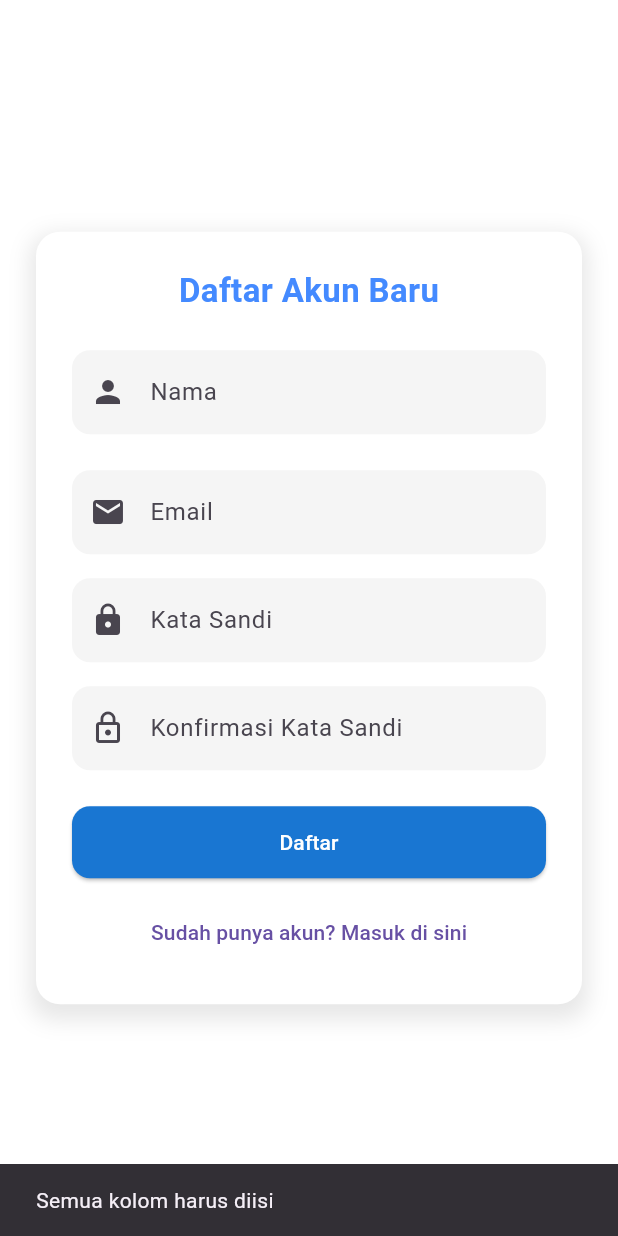
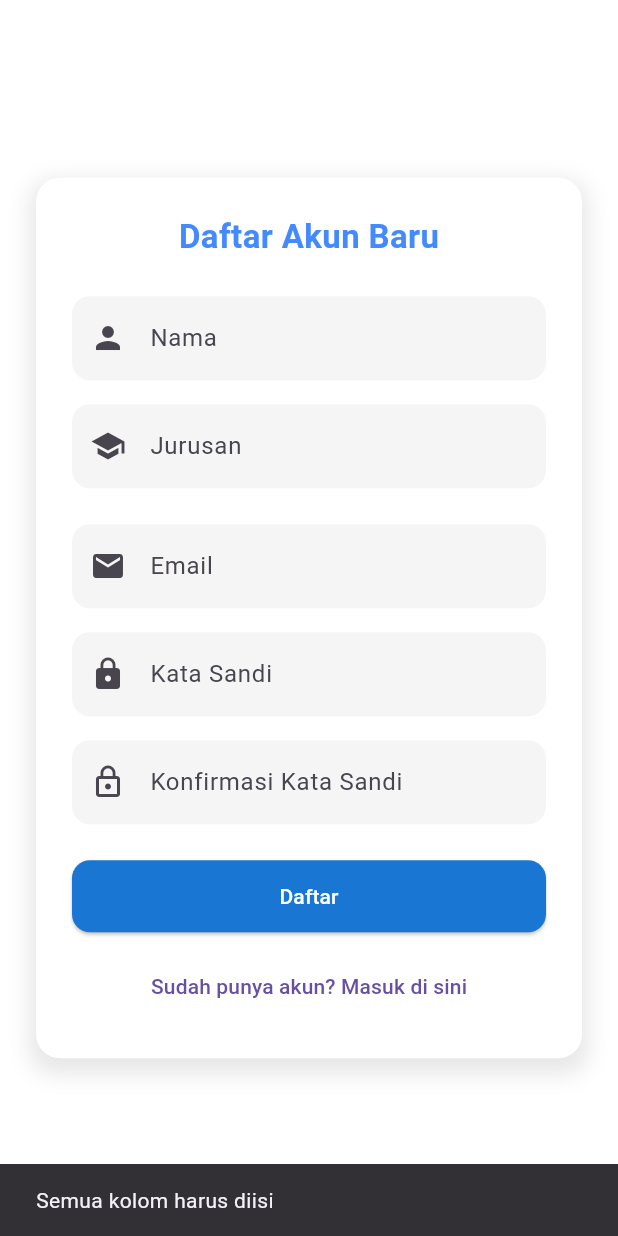
Before and after one commit to arul12omen/appStress, a Flutter app: the RegisterPage screen opened by its route, after a tap on "Daftar", on a phone screen of 412 x 824 dp. Run offline on Flutter 3.47's test engine with Material 3 defaults, Android fonts, the phone set to English and light mode, and no system bars; our stand-ins replace shared_preferences; accounts and stored records are empty.

Commit message:
add jurusan

```diff
--- a/lib/controllers/auth_controller.dart
+++ b/lib/controllers/auth_controller.dart
@@ -46,6 +46,7 @@ class AuthController {
       headers: {'Content-Type': 'application/json'},
       body: jsonEncode({
         'nama': user.nama,
+        'jurusan': user.jurusan,
         'username': user.email,
         'password': user.password,
       }),
--- a/lib/models/user_model.dart
+++ b/lib/models/user_model.dart
@@ -1,7 +1,12 @@
 class UserModel {
   final String nama;
+  final String jurusan;
   final String email;
   final String password;
 
-  UserModel({required this.nama, required this.email, required this.password});
+  UserModel(
+      {required this.nama,
+      required this.jurusan,
+      required this.email,
+      required this.password});
 }
--- a/lib/views/login_page.dart
+++ b/lib/views/login_page.dart
@@ -16,8 +16,8 @@ class _LoginPageState extends State<LoginPage> {
   final AuthController auth = AuthController();
 
   void _login() async {
-    final user =
-        UserModel(nama: '', email: emailCtrl.text, password: passCtrl.text);
+    final user = UserModel(
+        nama: '', jurusan: '', email: emailCtrl.text, password: passCtrl.text);
     final result = await auth.login(user);
 
     if (result) {
--- a/lib/views/register_page.dart
+++ b/lib/views/register_page.dart
@@ -10,6 +10,7 @@ class RegisterPage extends StatefulWidget {
 }
 
 class _RegisterPageState extends State<RegisterPage> {
+  final TextEditingController jurusanCtrl = TextEditingController();
   final TextEditingController namaCtrl = TextEditingController();
   final TextEditingController emailCtrl = TextEditingController();
   final TextEditingController passCtrl = TextEditingController();
@@ -18,11 +19,16 @@ class _RegisterPageState extends State<RegisterPage> {
 
   void _register() async {
     final nama = namaCtrl.text.trim();
+    final jurusan = jurusanCtrl.text.trim();
     final email = emailCtrl.text.trim();
     final password = passCtrl.text.trim();
     final confirm = confirmCtrl.text.trim();
 
-    if (nama.isEmpty || email.isEmpty || password.isEmpty || confirm.isEmpty) {
+    if (nama.isEmpty ||
+        jurusan.isEmpty ||
+        email.isEmpty ||
+        password.isEmpty ||
+        confirm.isEmpty) {
       ScaffoldMessenger.of(context).showSnackBar(
         const SnackBar(content: Text('Semua kolom harus diisi')),
       );
@@ -36,7 +42,8 @@ class _RegisterPageState extends State<RegisterPage> {
       return;
     }
 
-    final user = UserModel(nama: nama, email: email, password: password);
+    final user = UserModel(
+        nama: nama, jurusan: jurusan, email: email, password: password);
     final result = await auth.register(user);
 
     if (result) {
@@ -92,6 +99,21 @@ class _RegisterPageState extends State<RegisterPage> {
                     fillColor: Colors.grey[100],
                     hintText: 'Nama',
                     prefixIcon: const Icon(Icons.person),
+                    border: OutlineInputBorder(
+                      borderRadius: BorderRadius.circular(12),
+                      borderSide: BorderSide.none,
+                    ),
+                  ),
+                ),
+                const SizedBox(height: 16),
+                TextField(
+                  controller: jurusanCtrl,
+                  keyboardType: TextInputType.text,
+                  decoration: InputDecoration(
+                    filled: true,
+                    fillColor: Colors.grey[100],
+                    hintText: 'Jurusan',
+                    prefixIcon: const Icon(Icons.school),
                     border: OutlineInputBorder(
                       borderRadius: BorderRadius.circular(12),
                       borderSide: BorderSide.none,
```
